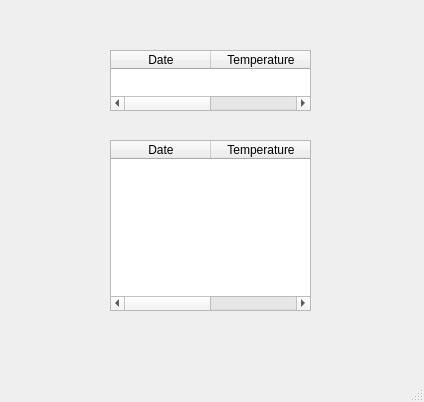
Old version of the form project_vishal/proj.ui in the repository vishal123v/Pyhton-Project.
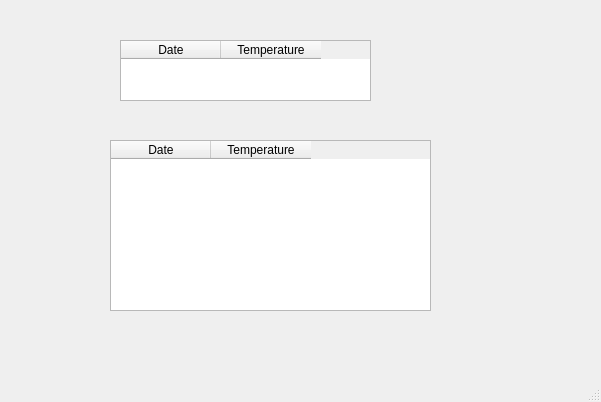
New version of the form.

```diff
--- a/project_vishal/proj.ui
+++ b/project_vishal/proj.ui
@@ -6,7 +6,7 @@
    <rect>
     <x>0</x>
     <y>0</y>
-    <width>424</width>
+    <width>601</width>
     <height>402</height>
    </rect>
   </property>
@@ -19,7 +19,7 @@
      <rect>
       <x>110</x>
       <y>140</y>
-      <width>201</width>
+      <width>321</width>
       <height>171</height>
      </rect>
     </property>
@@ -37,9 +37,9 @@
    <widget class="QTableWidget" name="table2">
     <property name="geometry">
      <rect>
-      <x>110</x>
-      <y>50</y>
-      <width>201</width>
+      <x>120</x>
+      <y>40</y>
+      <width>251</width>
       <height>61</height>
      </rect>
     </property>
```
Left out of the diff: 4 changed lines with no effect on the pictures.
